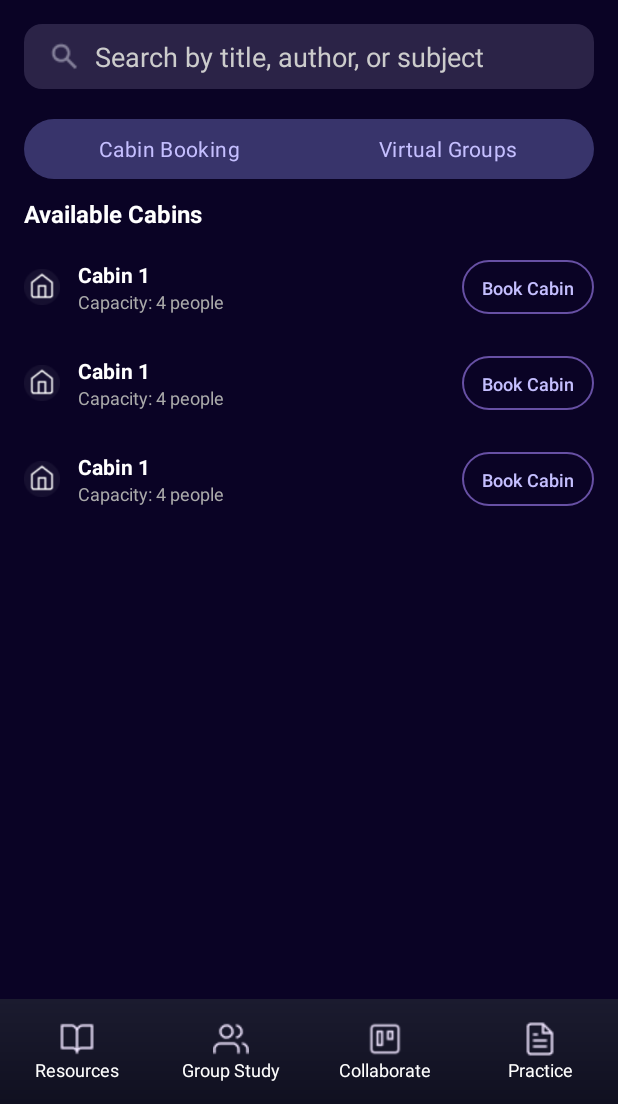
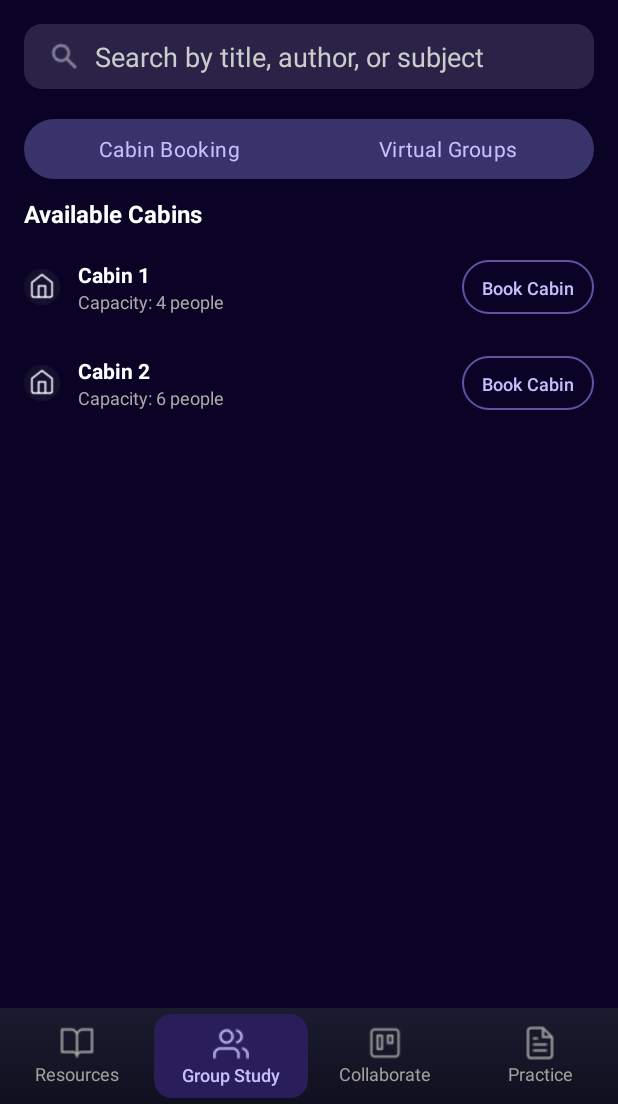
Before and after one commit to himanshi20552/LitHub, an Android app: the layout cabinbooking.xml on its own in the app's theme, with its tools: preview values and no code run, on a phone screen of 412 x 824 dp, the part 132-1236 px from its top. Run offline under Robolectric (Android 15) with nearby library versions, the phone set to English and light mode, and no system bars.

Commit message:
Added highlighted sections, updated bottom navbar formatting

```diff
--- /dev/null
+++ b/MyApplication7/app/src/main/res/drawable/nav_item_active_bg.xml
@@ -0,0 +1,7 @@
+<?xml version="1.0" encoding="utf-8"?>
+<shape xmlns:android="http://schemas.android.com/apk/res/android">
+    <solid android:color="#2A1E5A"/>
+    <corners android:radius="12dp"/> <!-- More subtle rounding -->
+    <size android:height="32dp"/> <!-- Fixed height for consistency -->
+    <padding android:left="12dp" android:right="12dp"/>
+</shape>
--- a/MyApplication7/app/src/main/res/layout/cabinbooking.xml
+++ b/MyApplication7/app/src/main/res/layout/cabinbooking.xml
@@ -49,7 +49,6 @@
                 android:textColorHint="#CCCCCC"
                 android:textColor="#FFFFFF" />
 
-
             <!-- Toggle Buttons -->
             <RadioGroup
                 android:id="@+id/toggle_group"
@@ -100,7 +99,7 @@
                     android:layout_width="match_parent"
                     android:layout_height="wrap_content">
 
-                    <!-- Repeat this block for each cabin -->
+                    <!-- Cabin 1 -->
                     <LinearLayout
                         android:layout_width="match_parent"
                         android:layout_height="wrap_content"
@@ -148,6 +147,7 @@
                             android:background="@drawable/btn_outline" />
                     </LinearLayout>
 
+                    <!-- Cabin 2 -->
                     <LinearLayout
                         android:layout_width="match_parent"
                         android:layout_height="wrap_content"
@@ -170,7 +170,7 @@
                             android:layout_height="wrap_content">
 
                             <TextView
-                                android:text="Cabin 1"
+                                android:text="Cabin 2"
                                 android:textColor="#FFFFFF"
                                 android:textStyle="bold"
                                 android:textSize="14sp"
@@ -178,7 +178,7 @@
                                 android:layout_height="wrap_content" />
 
                             <TextView
-                                android:text="Capacity: 4 people"
+                                android:text="Capacity: 6 people"
                                 android:textColor="#AAAAAA"
                                 android:textSize="12sp"
                                 android:layout_width="wrap_content"
@@ -194,78 +194,24 @@
                             android:textColor="#C5BFFF"
                             android:background="@drawable/btn_outline" />
                     </LinearLayout>
-
-                    <LinearLayout
-                        android:layout_width="match_parent"
-                        android:layout_height="wrap_content"
-                        android:orientation="horizontal"
-                        android:paddingVertical="12dp"
-                        android:gravity="center_vertical"
-                        android:layout_marginBottom="4dp">
-
-                        <ImageView
-                            android:layout_width="24dp"
-                            android:layout_height="24dp"
-                            android:src="@drawable/ic_cabin"
-                            android:layout_marginEnd="12dp"
-                            app:tint="#FFFFFF" />
-
-                        <LinearLayout
-                            android:orientation="vertical"
-                            android:layout_weight="1"
-                            android:layout_width="0dp"
-                            android:layout_height="wrap_content">
-
-                            <TextView
-                                android:text="Cabin 1"
-                                android:textColor="#FFFFFF"
-                                android:textStyle="bold"
-                                android:textSize="14sp"
-                                android:layout_width="wrap_content"
-                                android:layout_height="wrap_content"/>
-
-                            <TextView
-                                android:text="Capacity: 4 people"
-                                android:textColor="#AAAAAA"
-                                android:textSize="12sp"
-                                android:layout_width="wrap_content"
-                                android:layout_height="wrap_content"/>
-                        </LinearLayout>
-
-                        <Button
-                            android:layout_width="wrap_content"
-                            android:layout_height="36dp"
-                            android:text="Book Cabin"
-                            android:textSize="12sp"
-                            android:paddingHorizontal="12dp"
-                            android:textColor="#C5BFFF"
-                            android:background="@drawable/btn_outline" />
-                    </LinearLayout>
-
-
-                    <!-- Copy above block for Cabin 2 - Cabin 8 -->
                 </LinearLayout>
             </ScrollView>
-
-
-
-
         </LinearLayout>
-
     </ScrollView>
 
-
-    <!-- Bottom Navigation -->
+    <!-- Bottom Navigation - Material 3 Style -->
     <LinearLayout
         android:id="@+id/bottomNav"
         android:layout_alignParentBottom="true"
         android:layout_width="match_parent"
-        android:layout_height="70dp"
+        android:layout_height="64dp"
         android:orientation="horizontal"
         android:gravity="center"
-        android:background="@drawable/nav_bg">
+        android:background="@drawable/nav_bg"
+        android:paddingTop="4dp"
+        android:paddingBottom="4dp">
 
-        <!-- Each nav icon -->
+        <!-- Resources -->
         <LinearLayout
             android:orientation="vertical"
             android:gravity="center"
@@ -276,34 +222,43 @@
             <ImageView
                 android:src="@drawable/ic_book"
                 android:layout_width="24dp"
-                android:layout_height="24dp"/>
+                android:layout_height="24dp"
+                android:tint="#A0A0A0"/>
             <TextView
                 android:text="Resources"
-                android:textColor="#FFFFFF"
+                android:textColor="#A0A0A0"
                 android:textSize="12sp"
+                android:fontFamily="sans-serif"
                 android:layout_height="wrap_content"
                 android:layout_width="wrap_content"/>
+        </LinearLayout>
 
-        </LinearLayout>
+        <!-- Group Study (Active) -->
         <LinearLayout
             android:orientation="vertical"
             android:gravity="center"
             android:layout_weight="1"
             android:layout_width="0dp"
-            android:layout_height="match_parent">
+            android:layout_height="match_parent"
+            android:background="@drawable/nav_item_active_bg"
+            android:paddingTop="8dp"
+            android:paddingBottom="8dp">
 
             <ImageView
                 android:src="@drawable/ic_groupstudy"
                 android:layout_width="24dp"
-                android:layout_height="24dp"/>
+                android:layout_height="24dp"
+                android:tint="#C5BFFF"/>
             <TextView
                 android:text="Group Study"
-                android:textColor="#FFFFFF"
+                android:textColor="#C5BFFF"
                 android:textSize="12sp"
+                android:fontFamily="sans-serif-medium"
                 android:layout_height="wrap_content"
                 android:layout_width="wrap_content"/>
+        </LinearLayout>
 
-        </LinearLayout>
+        <!-- Collaborate -->
         <LinearLayout
             android:orientation="vertical"
             android:gravity="center"
@@ -314,16 +269,20 @@
             <ImageView
                 android:src="@drawable/ic_collaborate"
                 android:layout_width="24dp"
-                android:layout_height="24dp"/>
+                android:layout_height="24dp"
+                android:tint="#A0A0A0"/>
             <TextView
                 android:text="Collaborate"
-                android:textColor="#FFFFFF"
+                android:textColor="#A0A0A0"
                 android:textSize="12sp"
+                android:fontFamily="sans-serif"
                 android:layout_height="wrap_content"
                 android:layout_width="wrap_content"/>
+        </LinearLayout>
 
-        </LinearLayout>
+        <!-- Practice -->
         <LinearLayout
+            android:id="@+id/nav_practice"
             android:orientation="vertical"
             android:gravity="center"
             android:layout_weight="1"
@@ -333,17 +292,15 @@
             <ImageView
                 android:src="@drawable/ic_practice"
                 android:layout_width="24dp"
-                android:layout_height="24dp"/>
+                android:layout_height="24dp"
+                android:tint="#A0A0A0"/>
             <TextView
                 android:text="Practice"
-                android:textColor="#FFFFFF"
+                android:textColor="#A0A0A0"
                 android:textSize="12sp"
+                android:fontFamily="sans-serif"
                 android:layout_height="wrap_content"
                 android:layout_width="wrap_content"/>
-
         </LinearLayout>
-        <!-- Repeat for other nav items like Group Study, Collaborate, Practice -->
-        <!-- ... -->
     </LinearLayout>
-
 </RelativeLayout>
```
Also changed, not shown: MyApplication7/app/src/main/res/layout/activity_main.xml (+35 -26 lines), MyApplication7/app/src/main/res/layout/practice_main.xml (+31 -18 lines), MyApplication7/app/src/main/res/layout/practice_ml.xml (+30 -16 lines), MyApplication7/app/src/main/res/layout/virtualgroups.xml (+33 -27 lines).
